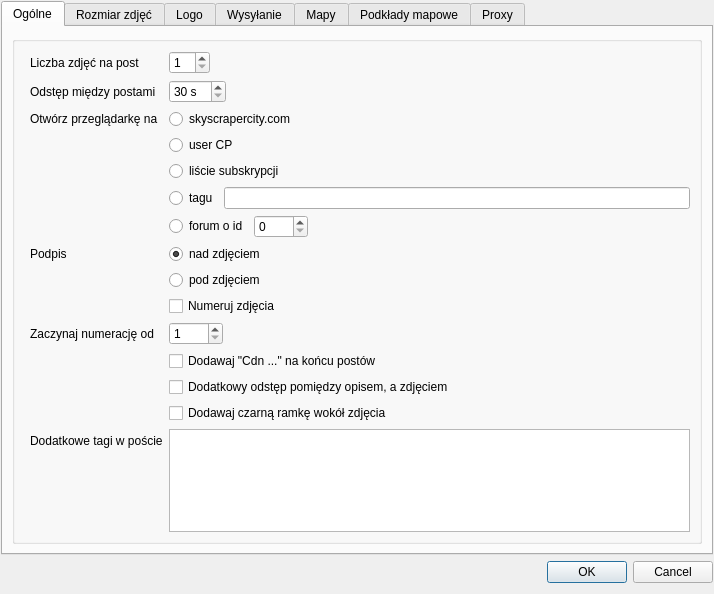
Old version of the form src/settings/settingsdialog.ui in the repository fotorelacjonusz/classic.
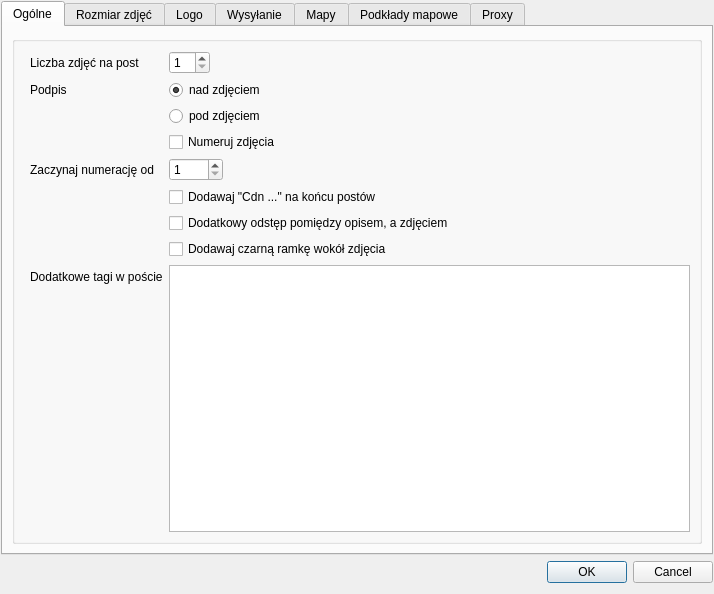
New version of the form. Icons and pictures are not drawn. Custom widgets are drawn as their Qt base class.

Commit message: Delete now unused settings

```diff
--- a/src/settings/settingsdialog.ui
+++ b/src/settings/settingsdialog.ui
@@ -75,39 +75,6 @@
              </widget>
             </item>
             <item row="1" column="0">
-             <widget class="QLabel" name="postSpaceLabel">
-              <property name="text">
-               <string>Odstęp między postami</string>
-              </property>
-              <property name="buddy">
-               <cstring>postSpace</cstring>
-              </property>
-             </widget>
-            </item>
-            <item row="1" column="1">
-             <widget class="QSpinBox" name="postSpace">
-              <property name="sizePolicy">
-               <sizepolicy hsizetype="Fixed" vsizetype="Fixed">
-                <horstretch>0</horstretch>
-                <verstretch>0</verstretch>
-               </sizepolicy>
-              </property>
-              <property name="toolTip">
-               <string>Jest to czas, przez który program czeka z wysłaniem kolejnego posta. Minimalna wartość to 30 sekund - wymuszona przez forum.
-Najprawdopodobniej mała wartość sprzyja wstawianiu postów w złej kolejności przez forum.</string>
-              </property>
-              <property name="suffix">
-               <string> s</string>
-              </property>
-              <property name="minimum">
-               <number>30</number>
-              </property>
-              <property name="maximum">
-               <number>600</number>
-              </property>
-             </widget>
-            </item>
-            <item row="7" column="0">
              <widget class="QLabel" name="captionsPositionLabel">
               <property name="text">
                <string>Podpis</string>
@@ -117,7 +84,7 @@
               </property>
              </widget>
             </item>
-            <item row="7" column="1">
+            <item row="1" column="1">
              <widget class="QRadioButton" name="captionsAbove">
               <property name="text">
                <string>nad zdjęciem</string>
@@ -130,7 +97,7 @@
               </attribute>
              </widget>
             </item>
-            <item row="8" column="1">
+            <item row="2" column="1">
              <widget class="QRadioButton" name="captionsUnder">
               <property name="text">
                <string>pod zdjęciem</string>
@@ -140,14 +107,14 @@
               </attribute>
              </widget>
             </item>
-            <item row="9" column="1">
+            <item row="3" column="1">
              <widget class="QCheckBox" name="numberImages">
               <property name="text">
                <string>Numeruj zdjęcia</string>
               </property>
              </widget>
             </item>
-            <item row="10" column="0">
+            <item row="4" column="0">
              <widget class="QLabel" name="startingNumberLabel">
               <property name="text">
                <string>Zaczynaj numerację od</string>
@@ -157,7 +124,7 @@
               </property>
              </widget>
             </item>
-            <item row="10" column="1">
+            <item row="4" column="1">
              <widget class="QSpinBox" name="startingNumber">
               <property name="minimum">
                <number>1</number>
@@ -167,28 +134,28 @@
               </property>
              </widget>
             </item>
-            <item row="11" column="1">
+            <item row="5" column="1">
              <widget class="QCheckBox" name="addTBC">
               <property name="text">
                <string>Dodawaj &quot;Cdn ...&quot; na końcu postów</string>
               </property>
              </widget>
             </item>
-            <item row="12" column="1">
+            <item row="6" column="1">
              <widget class="QCheckBox" name="extraSpace">
               <property name="text">
                <string>Dodatkowy odstęp pomiędzy opisem, a zdjęciem</string>
               </property>
              </widget>
             </item>
-            <item row="13" column="1">
+            <item row="7" column="1">
              <widget class="QCheckBox" name="addImageBorder">
               <property name="text">
                <string>Dodawaj czarną ramkę wokół zdjęcia</string>
               </property>
              </widget>
             </item>
-            <item row="14" column="0">
+            <item row="8" column="0">
              <widget class="QLabel" name="extraTagsLabel">
               <property name="text">
                <string>Dodatkowe tagi w poście</string>
@@ -198,7 +165,7 @@
               </property>
              </widget>
             </item>
-            <item row="14" column="1">
+            <item row="8" column="1">
              <widget class="QPlainTextEdit" name="extraTags">
               <property name="toolTip">
                <string>Wpisz tylko tagi początkowe, zostaną one automatycznie zamknięte.</string>
@@ -208,115 +175,6 @@
               </property>
              </widget>
             </item>
-            <item row="6" column="1">
-             <widget class="QWidget" name="homeForumWidget" native="true">
-              <layout class="QHBoxLayout" name="horizontalLayout">
-               <property name="leftMargin">
-                <number>0</number>
-               </property>
-               <property name="topMargin">
-                <number>0</number>
-               </property>
-               <property name="rightMargin">
-                <number>0</number>
-               </property>
-               <property name="bottomMargin">
-                <number>0</number>
-               </property>
-               <item>
-                <widget class="QRadioButton" name="homeForumRadio">
-                 <property name="text">
-                  <string>forum o id</string>
-                 </property>
-                 <attribute name="buttonGroup">
-                  <string notr="true">homePageGroup</string>
-                 </attribute>
-                </widget>
-               </item>
-               <item>
-                <widget class="QSpinBox" name="homeForumId">
-                 <property name="toolTip">
-                  <string>Np. dla Forum Polskich Wieżowców wpisz 45</string>
-                 </property>
-                 <property name="maximum">
-                  <number>9999</number>
-                 </property>
-                </widget>
-               </item>
-              </layout>
-             </widget>
-            </item>
-            <item row="5" column="1">
-             <widget class="QWidget" name="homeTagWidget" native="true">
-              <layout class="QHBoxLayout" name="horizontalLayout_2">
-               <property name="leftMargin">
-                <number>0</number>
-               </property>
-               <property name="topMargin">
-                <number>0</number>
-               </property>
-               <property name="rightMargin">
-                <number>0</number>
-               </property>
-               <property name="bottomMargin">
-                <number>0</number>
-               </property>
-               <item>
-                <widget class="QRadioButton" name="homeTagRadio">
-                 <property name="text">
-                  <string>tagu</string>
-                 </property>
-                 <attribute name="buttonGroup">
-                  <string notr="true">homePageGroup</string>
-                 </attribute>
-                </widget>
-               </item>
-               <item>
-                <widget class="QLineEdit" name="homeTag"/>
-               </item>
-              </layout>
-             </widget>
-            </item>
-            <item row="2" column="1">
-             <widget class="QRadioButton" name="homeMainRadio">
-              <property name="text">
-               <string>skyscrapercity.com</string>
-              </property>
-              <attribute name="buttonGroup">
-               <string notr="true">homePageGroup</string>
-              </attribute>
-             </widget>
-            </item>
-            <item row="2" column="0">
-             <widget class="QLabel" name="homePageLabel">
-              <property name="text">
-               <string>Otwórz przeglądarkę na</string>
-              </property>
-              <property name="buddy">
-               <cstring>homeMainRadio</cstring>
-              </property>
-             </widget>
-            </item>
-            <item row="3" column="1">
-             <widget class="QRadioButton" name="homeUserCPRadio">
-              <property name="text">
-               <string>user CP</string>
-              </property>
-              <attribute name="buttonGroup">
-               <string notr="true">homePageGroup</string>
-              </attribute>
-             </widget>
-            </item>
-            <item row="4" column="1">
-             <widget class="QRadioButton" name="homeSubscriptionList">
-              <property name="text">
-               <string>liście subskrypcji</string>
-              </property>
-              <attribute name="buttonGroup">
-               <string notr="true">homePageGroup</string>
-              </attribute>
-             </widget>
-            </item>
            </layout>
           </item>
          </layout>
```
Left out of the diff: 39 changed lines with no effect on the pictures. The commit also changes 2 other files.
